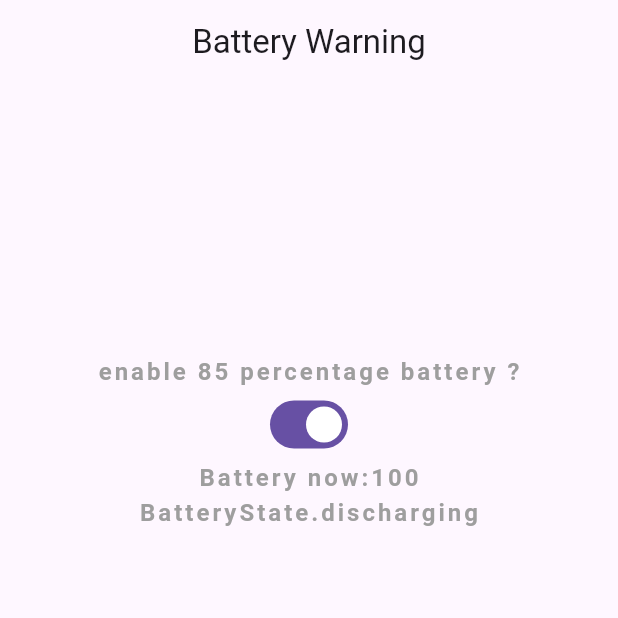
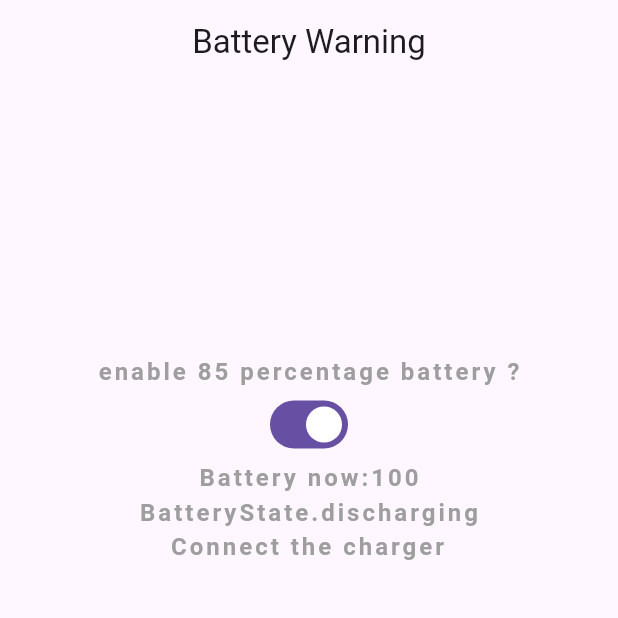
Before and after one commit to BornAsSlayer/My-Battery-Lives, a Flutter app: the screen it shows after launch, on a phone screen of 412 x 824 dp, the top half of it. Run offline on Flutter 3.47's test engine with Material 2 defaults, Android fonts, the phone set to English and light mode, and no system bars; our stand-ins replace battery_plus; Roboto replaces fonts that are missing (SomeTypeMono, SomeTypemono, SometypeMono).

Commit message:
broken code for main charging+required battery percentage check

```diff
--- a/lib/main.dart
+++ b/lib/main.dart
@@ -1,5 +1,6 @@
 import 'package:flutter/material.dart';
 import 'package:my_battery_lives/widgets/Battery_Percentage_Text.dart';
+import 'package:my_battery_lives/widgets/battery_is_charged_as_per_your_requirement.dart';
 import 'package:my_battery_lives/widgets/battery_status_text.dart';
 
 void main() {
@@ -48,6 +49,7 @@ class _HomeState extends State<Home> {
             const TurnOnSwitch(),
             const BatteryPercentageText(),
             const BatteryStatusText(),
+            const BatteryIsChargedAsPerYourRequirement(),
           ],
         )
       ),
--- /dev/null
+++ b/lib/widgets/battery_is_charged_as_per_your_requirement.dart
@@ -0,0 +1,95 @@
+import 'dart:async';
+
+import 'package:battery_plus/battery_plus.dart';
+import 'package:flutter/foundation.dart';
+import 'package:flutter/material.dart';
+
+class BatteryIsChargedAsPerYourRequirement extends StatefulWidget {
+  const BatteryIsChargedAsPerYourRequirement({super.key});
+
+  @override
+  State<BatteryIsChargedAsPerYourRequirement> createState() => _BatteryIsChargedAsPerYourRequirementState();
+}
+
+class _BatteryIsChargedAsPerYourRequirementState extends State<BatteryIsChargedAsPerYourRequirement> {
+  String isChargedOrNot = "";
+  String batteryPercentage = "";
+  String setBatteryPercentage = "30";
+
+  final Battery _battery = Battery();
+  late Timer timer;
+  BatteryState? batteryState;
+  StreamSubscription <BatteryState>? batteryStateSubscription;
+
+
+  Future<void> showBatteryPercentage() async{
+    final batteryLevel = await _battery.batteryLevel;
+    setState(() {
+      batteryPercentage = '$batteryLevel';
+    });
+
+  }
+
+  void updateBatteryState(BatteryState state){
+    if(batteryState == state) return;
+    setState(() {
+      batteryState = state;
+    });
+  }
+
+  @override
+  void initState() {
+    super.initState();
+    _battery.batteryState.then(updateBatteryState);
+    batteryStateSubscription = _battery.onBatteryStateChanged.listen(updateBatteryState);
+    timer = Timer.periodic(const Duration(seconds: 1), (timer) {
+      int? intBatteryPercentage = int.tryParse(batteryPercentage);
+      int? intSetBatteryPercentage = int.tryParse(setBatteryPercentage);
+
+      Future<void> getBatteryPercentage() async{
+        try {
+          await showBatteryPercentage();
+        } catch (e) {
+          if (kDebugMode) {
+            print(e);
+          }
+        }
+      }
+
+      getBatteryPercentage().then((_) => {
+        if('$batteryState' == 'BatteryState.discharging'){
+          isChargedOrNot = 'Connect the charger'
+        }else if(intBatteryPercentage == 100){
+          isChargedOrNot = 'Battery is Charged to full'
+        }else if('$batteryState' == 'BatteryState.charging' && intBatteryPercentage! <= intSetBatteryPercentage!){
+          isChargedOrNot = 'Battery is now over $setBatteryPercentage, please remove the charger!'
+        }else{
+          isChargedOrNot = 'Battery is now charging and is at $batteryPercentage%'
+        }
+      });
+    });
+  }
+
+  @override
+  void dispose() {
+    timer.cancel();
+    super.dispose();
+  }
+  @override
+  Widget build(BuildContext context) {
+    return Column(
+      children: [
+        Text(isChargedOrNot,
+        style: const TextStyle(
+          fontSize: 16.0,
+          fontWeight: FontWeight.bold,
+          letterSpacing: 2.0,
+          color: Colors.grey,
+          fontFamily: 'SomeTypeMono',
+        ),
+        textAlign: TextAlign.center,
+        )
+      ],
+    );
+  }
+}
--- a/lib/widgets/battery_percentage_text.dart
+++ b/lib/widgets/battery_percentage_text.dart
@@ -29,7 +29,7 @@ class _BatteryPercentageTextState extends State<BatteryPercentageText> {
   @override
   void initState() {
     super.initState();
-    timer = Timer.periodic(const Duration(seconds: 5), (timer) {
+    timer = Timer.periodic(const Duration(seconds: 1), (timer) {
       showBatteryPercentage();
     });
   }
--- a/lib/widgets/battery_status_text.dart
+++ b/lib/widgets/battery_status_text.dart
@@ -30,6 +30,7 @@ class _BatteryStatusTextState extends State<BatteryStatusText> {
     battery.batteryState.then(updateBatteryState);
     batteryStateSubscription = battery.onBatteryStateChanged.listen(updateBatteryState);
   }
+
   @override
   Widget build(BuildContext context) {
     return Column(
```
